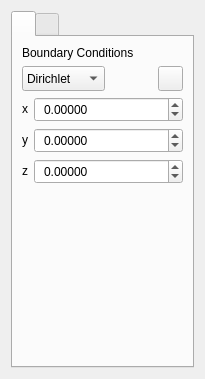
Before: the Qt Designer form starter/FENGSim/CAD/PhysicsDockWidget.ui in OpenDigitalTwin-Dev/FENGSim, drawn with Qt 5.
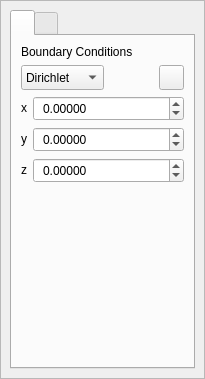
After: the same form once the commit is applied. Icons and pictures are not drawn.

The edit to the form file:
```diff
--- a/starter/FENGSim/CAD/PhysicsDockWidget.ui
+++ b/starter/FENGSim/CAD/PhysicsDockWidget.ui
@@ -14,6 +14,27 @@
    <string>Form</string>
   </property>
   <layout class="QVBoxLayout" name="verticalLayout">
+   <property name="leftMargin">
+    <number>0</number>
+   </property>
+   <property name="topMargin">
+    <number>0</number>
+   </property>
+   <property name="rightMargin">
+    <number>0</number>
+   </property>
+   <property name="bottomMargin">
+    <number>0</number>
+   </property>
+   <item>
+    <widget class="QFrame" name="frame">
+     <property name="frameShape">
+      <enum>QFrame::StyledPanel</enum>
+     </property>
+     <property name="frameShadow">
+      <enum>QFrame::Raised</enum>
+     </property>
+     <layout class="QVBoxLayout" name="verticalLayout_3">
    <item>
     <widget class="QTabWidget" name="tabWidget">
      <property name="currentIndex">
@@ -483,6 +504,9 @@
        </item>
       </layout>
      </widget>
+       </widget>
+      </item>
+     </layout>
     </widget>
    </item>
   </layout>
```
Lines whose indentation alone changed are shown as unchanged.
